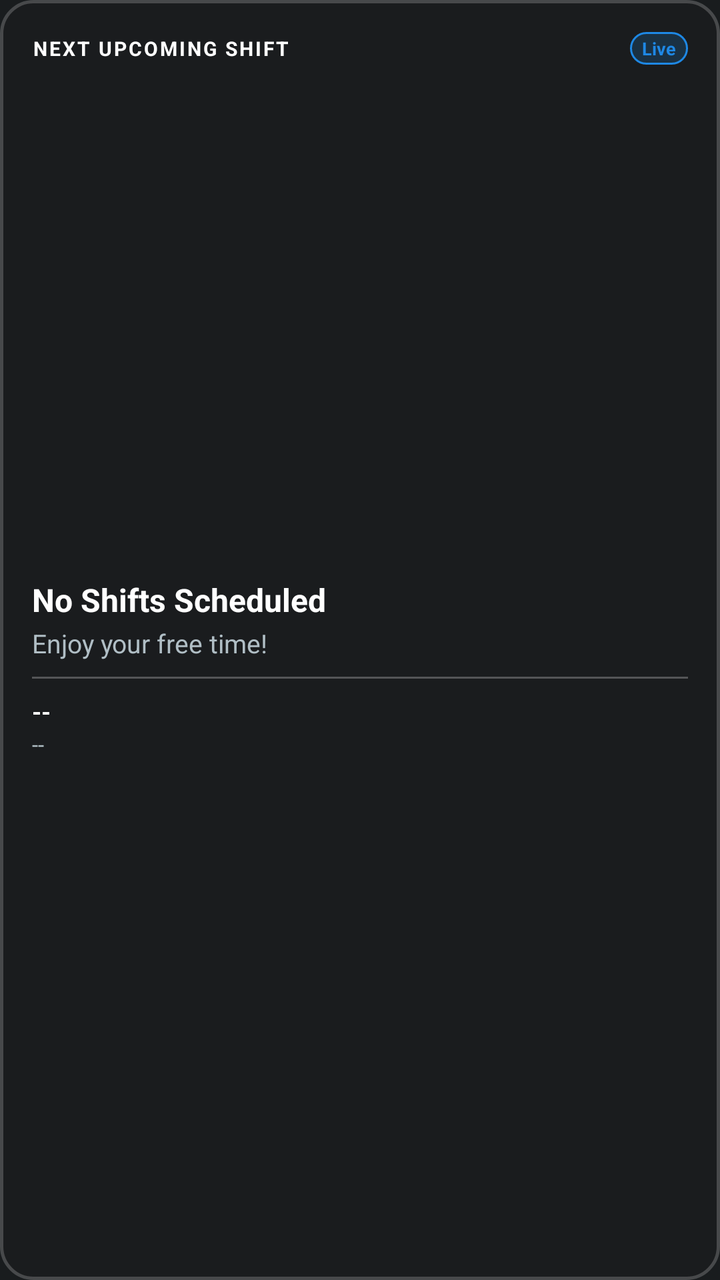
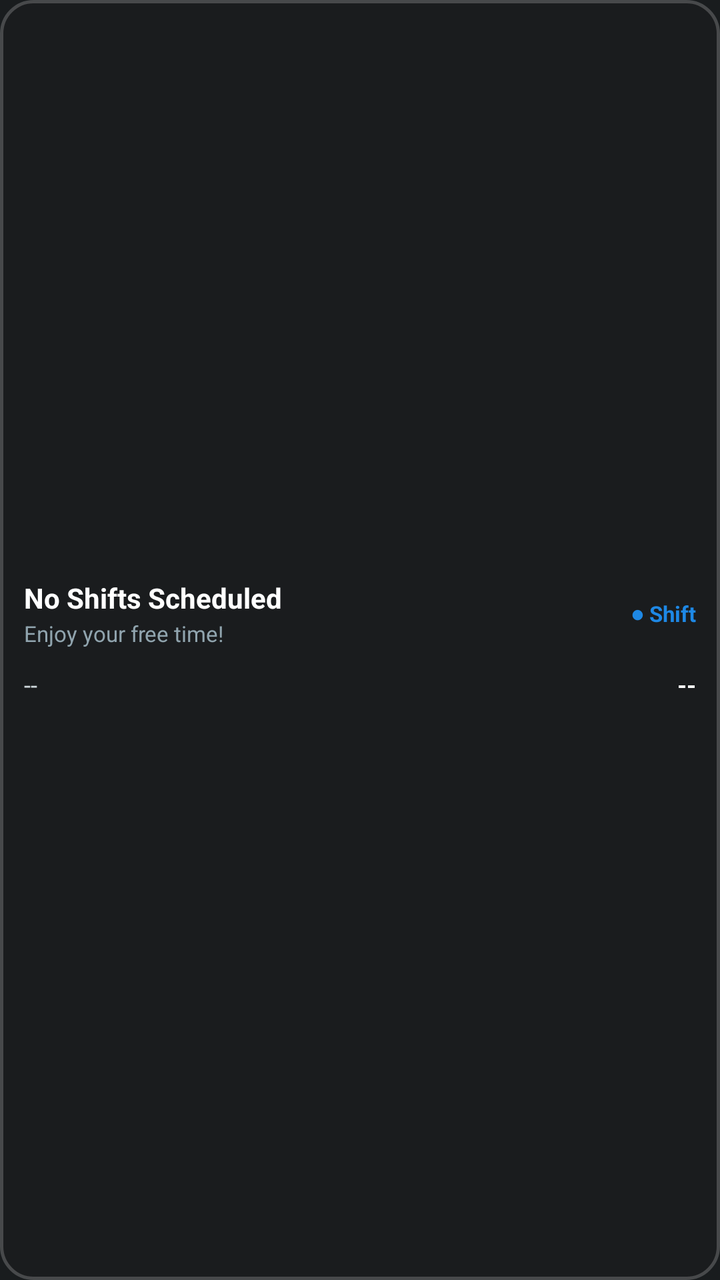

Two renders of the same Android screen: before a commit and after it. Below are the layout's source before the change and the commit's diff.
<!-- AndroidManifest.xml: application theme Theme.MyApplication -->
<!-- res/layout/shift_widget.xml -->
<?xml version="1.0" encoding="utf-8"?>
<LinearLayout xmlns:android="http://schemas.android.com/apk/res/android"
    android:id="@+id/widget_container"
    android:layout_width="match_parent"
    android:layout_height="match_parent"
    android:orientation="vertical"
    android:padding="16dp"
    android:background="@drawable/widget_background">

    
    <LinearLayout
        android:layout_width="match_parent"
        android:layout_height="wrap_content"
        android:orientation="horizontal"
        android:gravity="center_vertical"
        android:layout_marginBottom="12dp">

        <TextView
            android:id="@+id/widget_title"
            android:layout_width="0dp"
            android:layout_height="wrap_content"
            android:layout_weight="1"
            android:text="NEXT UPCOMING SHIFT"
            android:textColor="#ffffff"
            android:textSize="10sp"
            android:textStyle="bold"
            android:letterSpacing="0.1" />

        <TextView
            android:id="@+id/widget_badge"
            android:layout_width="wrap_content"
            android:layout_height="wrap_content"
            android:text="Live"
            android:textColor="#1E88E5"
            android:textSize="9sp"
            android:textStyle="bold"
            android:paddingHorizontal="6dp"
            android:paddingVertical="2dp"
            android:background="@drawable/widget_badge_bg" />
    </LinearLayout>

    <LinearLayout
        android:layout_width="match_parent"
        android:layout_height="0dp"
        android:layout_weight="1"
        android:orientation="vertical"
        android:gravity="center_vertical">

        
        <TextView
            android:id="@+id/widget_job_title"
            android:layout_width="match_parent"
            android:layout_height="wrap_content"
            android:text="No Shifts Scheduled"
            android:textColor="#ffffff"
            android:textSize="16sp"
            android:textStyle="bold"
            android:singleLine="true"
            android:ellipsize="end" />

        <TextView
            android:id="@+id/widget_company"
            android:layout_width="match_parent"
            android:layout_height="wrap_content"
            android:text="Enjoy your free time!"
            android:textColor="#b0bec5"
            android:textSize="13sp"
            android:layout_marginTop="2dp"
            android:singleLine="true"
            android:ellipsize="end" />

        <View
            android:layout_width="match_parent"
            android:layout_height="1dp"
            android:background="#40ffffff"
            android:layout_marginVertical="8dp" />

        
        <TextView
            android:id="@+id/widget_time"
            android:layout_width="match_parent"
            android:layout_height="wrap_content"
            android:text="--"
            android:textColor="#ffffff"
            android:textSize="12sp"
            android:textStyle="bold" />

        <TextView
            android:id="@+id/widget_date"
            android:layout_width="match_parent"
            android:layout_height="wrap_content"
            android:text="--"
            android:textColor="#b0bec5"
            android:textSize="11sp"
            android:layout_marginTop="1dp" />
    </LinearLayout>

</LinearLayout>
<!-- resources referenced by this layout -->
<resources>
  <!-- drawable widget_background (drawable) -->
  <?xml version="1.0" encoding="utf-8"?>
  <shape xmlns:android="http://schemas.android.com/apk/res/android"
      android:shape="rectangle">
      <solid android:color="#1A1C1E" />
      <corners android:radius="16dp" />
      <stroke android:width="1.5dp" android:color="#33ffffff" />
  </shape>
  <!-- drawable widget_badge_bg (drawable) -->
  <?xml version="1.0" encoding="utf-8"?>
  <shape xmlns:android="http://schemas.android.com/apk/res/android"
      android:shape="rectangle">
      <solid android:color="#301E88E5" />
      <corners android:radius="8dp" />
      <stroke android:width="1dp" android:color="#1E88E5" />
  </shape>
  <style name="Theme.MyApplication" parent="android:Theme.DeviceDefault.NoActionBar" />
</resources>

<!-- the commit's change to res/layout/shift_widget.xml (unified diff, before → after) -->
@@ -4,7 +4,8 @@
     android:layout_width="match_parent"
     android:layout_height="match_parent"
     android:orientation="vertical"
-    android:padding="16dp"
+    android:padding="12dp"
+    android:gravity="center_vertical"
     android:background="@drawable/widget_background">
 
     
@@ -12,87 +13,80 @@
         android:layout_width="match_parent"
         android:layout_height="wrap_content"
         android:orientation="horizontal"
-        android:gravity="center_vertical"
-        android:layout_marginBottom="12dp">
+        android:gravity="center_vertical">
 
-        <TextView
-            android:id="@+id/widget_title"
+        <LinearLayout
             android:layout_width="0dp"
             android:layout_height="wrap_content"
             android:layout_weight="1"
-            android:text="NEXT UPCOMING SHIFT"
-            android:textColor="#ffffff"
-            android:textSize="10sp"
-            android:textStyle="bold"
-            android:letterSpacing="0.1" />
+            android:orientation="vertical">
 
+            <TextView
+                android:id="@+id/widget_job_title"
+                android:layout_width="match_parent"
+                android:layout_height="wrap_content"
+                android:text="No Shifts Scheduled"
+                android:textColor="#ffffff"
+                android:textSize="14sp"
+                android:textStyle="bold"
+                android:singleLine="true"
+                android:ellipsize="end" />
+
+            <TextView
+                android:id="@+id/widget_company"
+                android:layout_width="match_parent"
+                android:layout_height="wrap_content"
+                android:text="Enjoy your free time!"
+                android:textColor="#90A4AE"
+                android:textSize="11sp"
+                android:layout_marginTop="1dp"
+                android:singleLine="true"
+                android:ellipsize="end" />
+        </LinearLayout>
+
+        
         <TextView
             android:id="@+id/widget_badge"
             android:layout_width="wrap_content"
             android:layout_height="wrap_content"
-            android:text="Live"
+            android:text="● Shift"
             android:textColor="#1E88E5"
-            android:textSize="9sp"
+            android:textSize="11sp"
             android:textStyle="bold"
-            android:paddingHorizontal="6dp"
-            android:paddingVertical="2dp"
-            android:background="@drawable/widget_badge_bg" />
+            android:layout_marginStart="8dp" />
     </LinearLayout>
 
+    
     <LinearLayout
         android:layout_width="match_parent"
-        android:layout_height="0dp"
-        android:layout_weight="1"
-        android:orientation="vertical"
-        android:gravity="center_vertical">
+        android:layout_height="wrap_content"
+        android:orientation="horizontal"
+        android:gravity="center_vertical"
+        android:layout_marginTop="10dp">
 
-        
         <TextView
-            android:id="@+id/widget_job_title"
-            android:layout_width="match_parent"
+            android:id="@+id/widget_date"
+            android:layout_width="0dp"
+            android:layout_weight="1.2"
             android:layout_height="wrap_content"
-            android:text="No Shifts Scheduled"
-            android:textColor="#ffffff"
-            android:textSize="16sp"
-            android:textStyle="bold"
+            android:text="--"
+            android:textColor="#CFD8DC"
+            android:textSize="12sp"
             android:singleLine="true"
             android:ellipsize="end" />
 
         <TextView
-            android:id="@+id/widget_company"
-            android:layout_width="match_parent"
-            android:layout_height="wrap_content"
-            android:text="Enjoy your free time!"
-            android:textColor="#b0bec5"
-            android:textSize="13sp"
-            android:layout_marginTop="2dp"
-            android:singleLine="true"
-            android:ellipsize="end" />
-
-        <View
-            android:layout_width="match_parent"
-            android:layout_height="1dp"
-            android:background="#40ffffff"
-            android:layout_marginVertical="8dp" />
-
-        
-        <TextView
             android:id="@+id/widget_time"
-            android:layout_width="match_parent"
+            android:layout_width="0dp"
+            android:layout_weight="1"
             android:layout_height="wrap_content"
             android:text="--"
             android:textColor="#ffffff"
             android:textSize="12sp"
-            android:textStyle="bold" />
-
-        <TextView
-            android:id="@+id/widget_date"
-            android:layout_width="match_parent"
-            android:layout_height="wrap_content"
-            android:text="--"
-            android:textColor="#b0bec5"
-            android:textSize="11sp"
-            android:layout_marginTop="1dp" />
+            android:textStyle="bold"
+            android:gravity="end"
+            android:singleLine="true"
+            android:ellipsize="end" />
     </LinearLayout>
 
 </LinearLayout>
<!-- resource entries referenced after the edit -->
@@ -8,14 +8,6 @@
       <corners android:radius="16dp" />
       <stroke android:width="1.5dp" android:color="#33ffffff" />
   </shape>
-  <!-- drawable widget_badge_bg (drawable) -->
-  <?xml version="1.0" encoding="utf-8"?>
-  <shape xmlns:android="http://schemas.android.com/apk/res/android"
-      android:shape="rectangle">
-      <solid android:color="#301E88E5" />
-      <corners android:radius="8dp" />
-      <stroke android:width="1dp" android:color="#1E88E5" />
-  </shape>
   <style name="Theme.MyApplication" parent="android:Theme.DeviceDefault.NoActionBar" />
 </resources>
 
